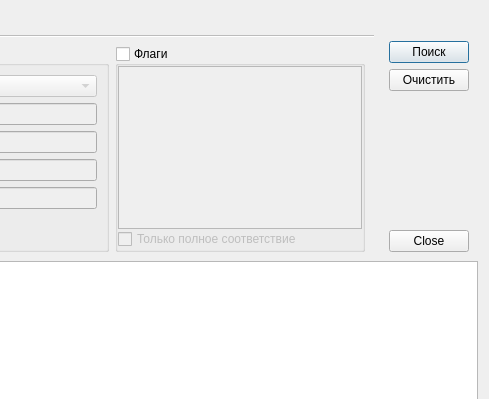
caxapyk/gaoo-cfp, file ui/search_dialog.ui: the form before one commit; both pictures show x 288 to 777 and y 0 to 399 of the 777 by 547 pixel window.
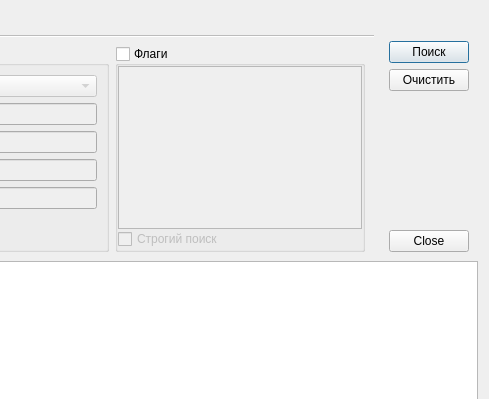
The form after the commit. The open tabs and pages were chosen to show the change. Icons and pictures are not drawn.

What changed in the file:
```diff
--- a/ui/search_dialog.ui
+++ b/ui/search_dialog.ui
@@ -335,7 +335,7 @@
              <item>
               <widget class="QCheckBox" name="checkBox_flaghard">
                <property name="text">
-                <string>Только полное соответствие</string>
+                <string>Строгий поиск</string>
                </property>
               </widget>
              </item>
```
Left out of the diff: 2 changed lines with no effect on the pictures.
